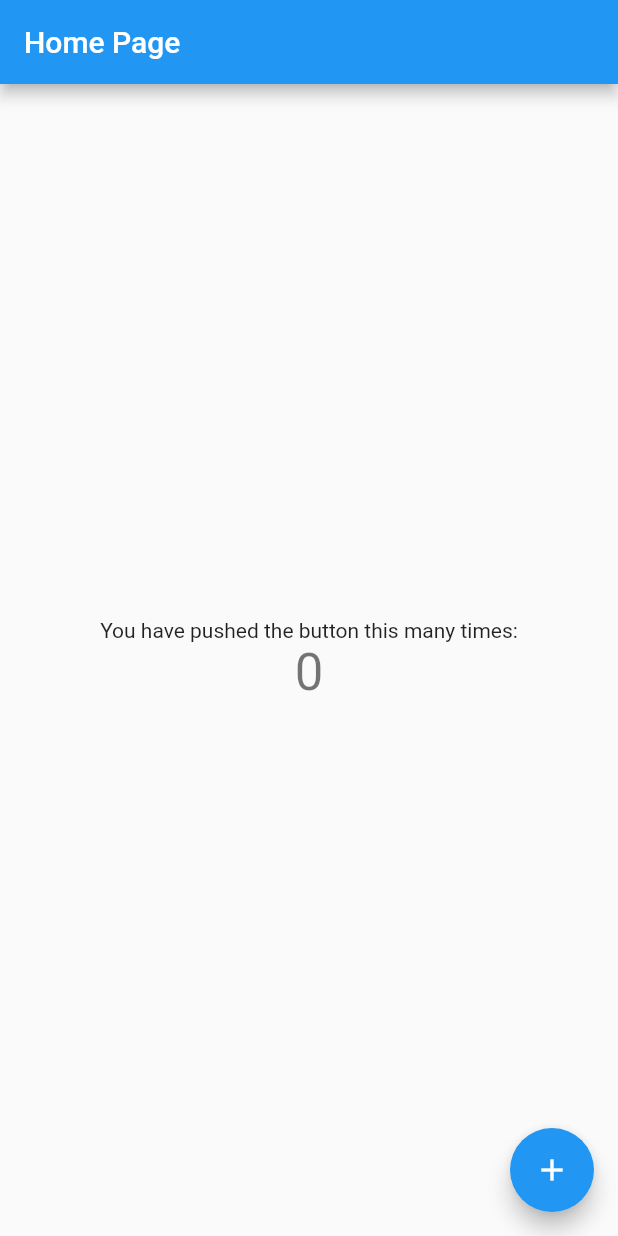
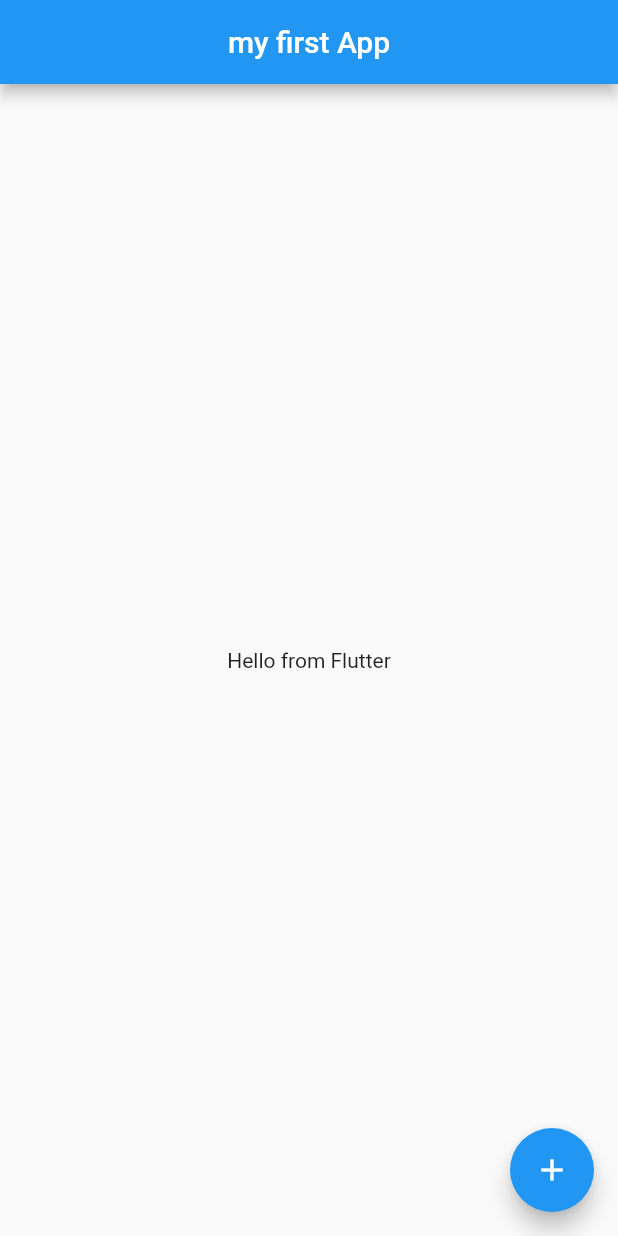
Before and after one commit to Asmaathabet/Quotes, a Flutter app: the screen it shows after launch, on a phone screen of 412 x 824 dp. Run offline on Flutter 3.47's test engine with Material 2 defaults, Android fonts, the phone set to English and light mode, and no system bars.

Commit message:
create the first simple home page using scaffold class

```diff
--- a/lib/main.dart
+++ b/lib/main.dart
@@ -1,117 +1,19 @@
 import 'package:flutter/material.dart';
 
-void main() {
-  runApp(MyApp());
-}
-
-class MyApp extends StatelessWidget {
-  // This widget is the root of your application.
-  @override
-  Widget build(BuildContext context) {
-    return MaterialApp(
-      title: 'Flutter Demo',
-      theme: ThemeData(
-        // This is the theme of your application.
-        //
-        // Try running your application with "flutter run". You'll see the
-        // application has a blue toolbar. Then, without quitting the app, try
-        // changing the primarySwatch below to Colors.green and then invoke
-        // "hot reload" (press "r" in the console where you ran "flutter run",
-        // or simply save your changes to "hot reload" in a Flutter IDE).
-        // Notice that the counter didn't reset back to zero; the application
-        // is not restarted.
-        primarySwatch: Colors.blue,
-        // This makes the visual density adapt to the platform that you run
-        // the app on. For desktop platforms, the controls will be smaller and
-        // closer together (more dense) than on mobile platforms.
-        visualDensity: VisualDensity.adaptivePlatformDensity,
-      ),
-      home: MyHomePage(title: 'Home Page'),
-    );
-  }
-}
-
-class MyHomePage extends StatefulWidget {
-  MyHomePage({Key key, this.title}) : super(key: key);
-
-  // This widget is the home page of your application. It is stateful, meaning
-  // that it has a State object (defined below) that contains fields that affect
-  // how it looks.
-
-  // This class is the configuration for the state. It holds the values (in this
-  // case the title) provided by the parent (in this case the App widget) and
-  // used by the build method of the State. Fields in a Widget subclass are
-  // always marked "final".
-
-  final String title;
-
-  @override
-  _MyHomePageState createState() => _MyHomePageState();
-}
-
-class _MyHomePageState extends State<MyHomePage> {
-  int _counter = 0;
-
-  void _incrementCounter() {
-    setState(() {
-      // This call to setState tells the Flutter framework that something has
-      // changed in this State, which causes it to rerun the build method below
-      // so that the display can reflect the updated values. If we changed
-      // _counter without calling setState(), then the build method would not be
-      // called again, and so nothing would appear to happen.
-      _counter++;
-    });
-  }
-
-  @override
-  Widget build(BuildContext context) {
-    // This method is rerun every time setState is called, for instance as done
-    // by the _incrementCounter method above.
-    //
-    // The Flutter framework has been optimized to make rerunning build methods
-    // fast, so that you can just rebuild anything that needs updating rather
-    // than having to individually change instances of widgets.
-    return Scaffold(
+void main() => runApp(MaterialApp (
+  // property: widget
+ home: Scaffold(
    appBar: AppBar(
-        // Here we take the value from the MyHomePage object that was created by
-        // the App.build method, and use it to set our appbar title.
-        title: Text(widget.title),
+     title: Text('my first App'),
+     centerTitle: true,
    ),
    body: Center(
-        // Center is a layout widget. It takes a single child and positions it
-        // in the middle of the parent.
-        child: Column(
-          // Column is also a layout widget. It takes a list of children and
-          // arranges them vertically. By default, it sizes itself to fit its
-          // children horizontally, and tries to be as tall as its parent.
-          //
-          // Invoke "debug painting" (press "p" in the console, choose the
-          // "Toggle Debug Paint" action from the Flutter Inspector in Android
-          // Studio, or the "Toggle Debug Paint" command in Visual Studio Code)
-          // to see the wireframe for each widget.
-          //
-          // Column has various properties to control how it sizes itself and
-          // how it positions its children. Here we use mainAxisAlignment to
-          // center the children vertically; the main axis here is the vertical
-          // axis because Columns are vertical (the cross axis would be
-          // horizontal).
-          mainAxisAlignment: MainAxisAlignment.center,
-          children: <Widget>[
-            Text(
-              'You have pushed the button this many times:',
+     child: Text('Hello from Flutter'),
  ),
-            Text(
-              '$_counter',
-              style: Theme.of(context).textTheme.headline4,
-            ),
-          ],
+   floatingActionButton: FloatingActionButton(
+     tooltip: 'Add',
+     child: Icon(Icons.add),
+     onPressed: null,
    ),
  ),
-      floatingActionButton: FloatingActionButton(
-        onPressed: _incrementCounter,
-        tooltip: 'Increment',
-        child: Icon(Icons.add),
-      ), // This trailing comma makes auto-formatting nicer for build methods.
-    );
-  }
-}
+));
```
Lines whose indentation alone changed are shown as unchanged.
